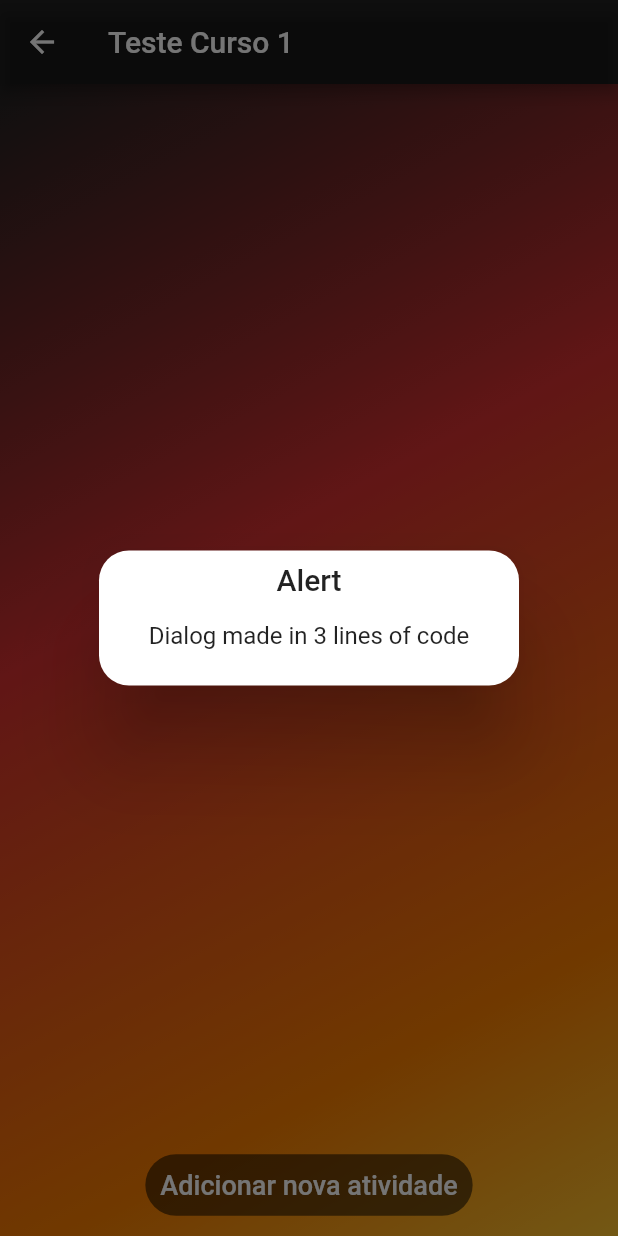
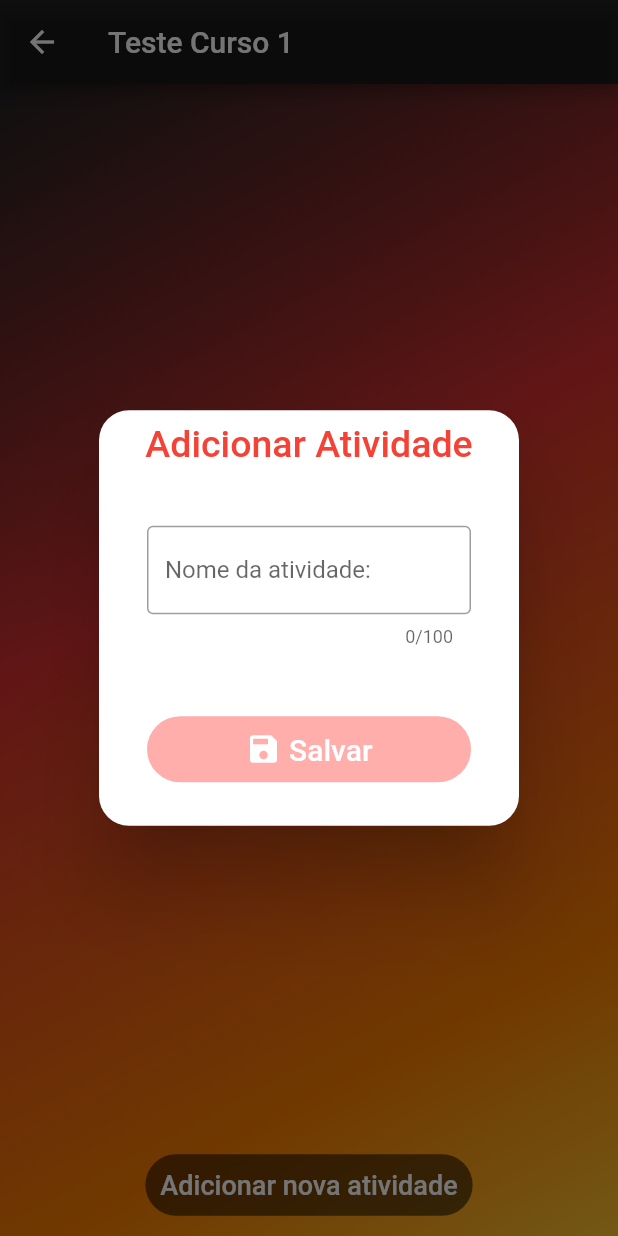
Before and after one commit to alvarobcprado/flutter-dio-courses, a Flutter app: the ActivityView screen opened directly with sample values from the repository, after a tap on "Adicionar nova atividade", on a phone screen of 412 x 824 dp. Run offline on Flutter 3.47's test engine with Material 2 defaults, Android fonts, the phone set to English and light mode, and no system bars; our stand-ins replace flutter_slidable, form_field_validator, get, image_picker.

Commit message:
feat: added activity form dialog

```diff
--- a/lib/app/controllers/activity_controller/activity_controller.dart
+++ b/lib/app/controllers/activity_controller/activity_controller.dart
@@ -1,6 +1,7 @@
 import 'package:dio_cursos/app/models/activity_model/activity_model.dart';
 import 'package:dio_cursos/app/models/course_model/course_model.dart';
 import 'package:dio_cursos/app/repositories/activity_repository.dart/activity_repository.dart';
+import 'package:flutter/material.dart';
 import 'package:get/get.dart';
 
 class ActivityController extends GetxController {
@@ -30,16 +31,16 @@ class ActivityController extends GetxController {
   //   courseRepo.save(course, courseList);
   // }
 
-  // void validateForm(CourseModel course, GlobalKey<FormState> formKey) {
-  //   if (formKey.currentState!.validate()) {
-  //     saveCourse(course);
-  //     Get.back();
-  //   }
-  // }
+  void validateForm(ActivityModel activity, GlobalKey<FormState> formKey) {
+    if (formKey.currentState!.validate()) {
+      saveActivity(activity);
+      Get.back();
+    }
+  }
 
-  // void updateName(CourseModel course, String name) {
-  //   course.name.value = name;
-  // }
+  void updateName(ActivityModel activity, String name) {
+    activity.name.value = name;
+  }
 
   // void updateDescription(CourseModel course, String description) {
   //   course.description.value = description;
--- a/lib/app/models/activity_model/activity_model.dart
+++ b/lib/app/models/activity_model/activity_model.dart
@@ -13,4 +13,8 @@ class ActivityModel {
     check,
     required this.course,
   }) : checked = check ?? false.obs;
+
+  ActivityModel.empty({required this.course})
+      : name = ''.obs,
+        checked = false.obs;
 }
--- /dev/null
+++ b/lib/app/views/activity_form_view/activity_form_view.dart
@@ -0,0 +1,17 @@
+import 'package:flutter/material.dart';
+import 'package:dio_cursos/app/models/activity_model/activity_model.dart';
+
+import 'widgets/activity_form_widget.dart';
+
+class ActivityFormView extends StatelessWidget {
+  final ActivityModel activity;
+  const ActivityFormView({
+    Key? key,
+    required this.activity,
+  }) : super(key: key);
+
+  @override
+  Widget build(BuildContext context) {
+    return ActivityFormWidget(activity: this.activity);
+  }
+}
--- /dev/null
+++ b/lib/app/views/activity_form_view/widgets/activity_form_widget.dart
@@ -0,0 +1,67 @@
+import 'package:dio_cursos/app/controllers/activity_controller/activity_controller.dart';
+import 'package:dio_cursos/app/models/activity_model/activity_model.dart';
+import 'package:flutter/material.dart';
+import 'package:form_field_validator/form_field_validator.dart';
+import 'package:get/get.dart';
+import 'package:image_picker/image_picker.dart';
+
+import '../../../../main.dart';
+
+class ActivityFormWidget extends StatelessWidget {
+  final ActivityModel activity;
+  ActivityFormWidget({Key? key, required this.activity}) : super(key: key);
+
+  final _formKey = GlobalKey<FormState>();
+  final activityCtrl = Get.find<ActivityController>();
+  final picker = ImagePicker();
+
+  @override
+  Widget build(BuildContext context) {
+    return Form(
+      key: _formKey,
+      child: Padding(
+        padding: const EdgeInsets.all(16.0),
+        child: Wrap(
+          alignment: WrapAlignment.end,
+          spacing: 20,
+          runSpacing: 10,
+          children: [
+            TextFormField(
+              initialValue: activity.name.value,
+              onChanged: (name) => activityCtrl.updateName(activity, name),
+              validator: RequiredValidator(errorText: "Campo obrigatório"),
+              maxLength: 100,
+              decoration: InputDecoration(
+                labelText: "Nome da atividade:",
+                border: OutlineInputBorder(),
+              ),
+            ),
+            SizedBox(height: 24),
+            TextButton(
+              onPressed: () => activityCtrl.validateForm(activity, _formKey),
+              style: TextButton.styleFrom(
+                padding: EdgeInsets.all(10),
+                backgroundColor: MyApp.color[400],
+                primary: Colors.white,
+                shape: RoundedRectangleBorder(
+                  borderRadius: BorderRadius.circular(30),
+                ),
+              ),
+              child: Row(
+                mainAxisAlignment: MainAxisAlignment.center,
+                children: [
+                  Icon(Icons.save),
+                  SizedBox(width: 5),
+                  Text(
+                    "Salvar",
+                    style: TextStyle(fontSize: 20),
+                  ),
+                ],
+              ),
+            ),
+          ],
+        ),
+      ),
+    );
+  }
+}
--- a/lib/app/views/activity_view/activity_view.dart
+++ b/lib/app/views/activity_view/activity_view.dart
@@ -1,4 +1,6 @@
+import 'package:dio_cursos/app/models/activity_model/activity_model.dart';
 import 'package:dio_cursos/app/models/course_model/course_model.dart';
+import 'package:dio_cursos/app/views/activity_form_view/activity_form_view.dart';
 import 'package:dio_cursos/app/views/activity_view/widgets/Activity_listing_widget.dart';
 
 import 'package:dio_cursos/app/widgets/background_box_decoration.dart';
@@ -28,7 +30,17 @@ class ActivityView extends StatelessWidget {
               ),
               TextButton(
                 onPressed: () {
-                  Get.defaultDialog();
+                  Get.defaultDialog(
+                    title: "Adicionar Atividade",
+                    titleStyle: TextStyle(fontSize: 25, color: Colors.red),
+                    content: Container(
+                      height: 200,
+                      padding: const EdgeInsets.all(8.0),
+                      child: ActivityFormView(
+                        activity: ActivityModel.empty(course: course),
+                      ),
+                    ),
+                  );
                 },
                 style: TextButton.styleFrom(
                   padding: EdgeInsets.all(10),
--- a/lib/app/views/activity_view/widgets/Activity_listing_widget.dart
+++ b/lib/app/views/activity_view/widgets/Activity_listing_widget.dart
@@ -7,7 +7,10 @@ import 'package:get/get.dart';
 
 class ActivityListingWidget extends StatelessWidget {
   final CourseModel course;
-  final ActivityController activityCtrl = Get.put(ActivityController());
+  final ActivityController activityCtrl = Get.put(
+    ActivityController(),
+    permanent: true,
+  );
   ActivityListingWidget({Key? key, required this.course}) : super(key: key);
 
   @override
--- a/lib/main.dart
+++ b/lib/main.dart
@@ -1,3 +1,4 @@
+import 'package:dio_cursos/app/models/course_model/course_model.dart';
 import 'package:dio_cursos/app/views/activity_view/activity_view.dart';
 import 'package:flutter/material.dart';
 import 'package:get/get.dart';
@@ -52,7 +53,7 @@ class MyApp extends StatelessWidget {
         GetPage(name: '/courses', page: () => CourseFormView()),
         GetPage(
             name: '/activities',
-            page: () => ActivityView(course: Get.arguments))
+            page: () => ActivityView(course: Get.arguments as CourseModel))
       ],
     );
   }
```
